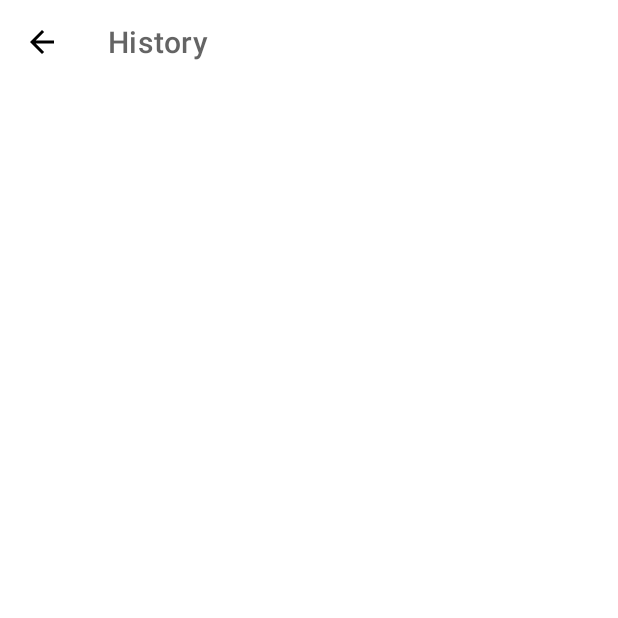
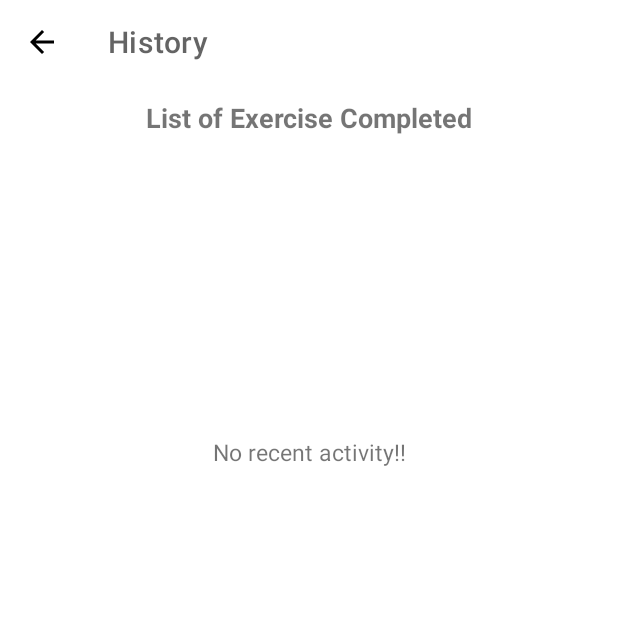
Before and after one commit to Nnamdi600000/Home_workout_app, an Android app: the HistoryActivity screen opened directly, with no data from a screen before it, on a phone screen of 412 x 824 dp, the top half of it. Before the commit the part shown is almost empty. Run offline under Robolectric (Android 15) with nearby library versions, the phone set to English and light mode, and no system bars.

Commit message:
Added and implemented completedExerciseApp, CompletedExerciseDao, completedExerciseDatabase, completedExerciseEntity and the listcompletedExerciseAdapter

```diff
--- a/app/src/main/AndroidManifest.xml
+++ b/app/src/main/AndroidManifest.xml
@@ -10,6 +10,7 @@
     </queries>
 
     <application
+        android:name=".CompletedExerciseApp"
         android:allowBackup="true"
         android:dataExtractionRules="@xml/data_extraction_rules"
         android:fullBackupContent="@xml/backup_rules"
--- a/app/src/main/java/com/codennamdi/homeworkoutapp/BmiActivity.kt
+++ b/app/src/main/java/com/codennamdi/homeworkoutapp/BmiActivity.kt
@@ -123,7 +123,6 @@ class BmiActivity : AppCompatActivity() {
         binding.calculatedResult.text = bmiValue
         binding.textViewBmiComment.text = bmiLabel
         binding.textViewBmiDescription.text = bmiDescription
-
         binding.linearLayout.visibility = View.VISIBLE
     }
 
--- /dev/null
+++ b/app/src/main/java/com/codennamdi/homeworkoutapp/CompletedExerciseApp.kt
@@ -0,0 +1,9 @@
+package com.codennamdi.homeworkoutapp
+
+import android.app.Application
+
+class CompletedExerciseApp: Application() {
+    val db by lazy {
+        CompletedExerciseDatabase.getInstance(this)
+    }
+}
--- a/app/src/main/java/com/codennamdi/homeworkoutapp/ExerciseStatusAdapter.kt
+++ b/app/src/main/java/com/codennamdi/homeworkoutapp/ExerciseStatusAdapter.kt
@@ -16,6 +16,7 @@ class ExerciseStatusAdapter(val items: ArrayList<ExerciseModel>) :
         val textViewItem = binding.textViewItem
     }
 
+    //Returning a view holder
     override fun onCreateViewHolder(parent: ViewGroup, viewType: Int): ViewHolder {
         return ViewHolder(
             ItemExerciseStatusBinding.inflate(
--- a/app/src/main/java/com/codennamdi/homeworkoutapp/HistoryActivity.kt
+++ b/app/src/main/java/com/codennamdi/homeworkoutapp/HistoryActivity.kt
@@ -1,8 +1,12 @@
 package com.codennamdi.homeworkoutapp
 
+import android.os.Bundle
+import android.view.View
 import androidx.appcompat.app.AppCompatActivity
-import android.os.Bundle
+import androidx.lifecycle.lifecycleScope
+import androidx.recyclerview.widget.LinearLayoutManager
 import com.codennamdi.homeworkoutapp.databinding.ActivityHistoryBinding
+import kotlinx.coroutines.launch
 
 class HistoryActivity : AppCompatActivity() {
 
@@ -22,5 +26,26 @@ class HistoryActivity : AppCompatActivity() {
         binding.toolBarHistory.setNavigationOnClickListener {
             onBackPressed()
         }
+
+        val completedExerciseDao = (application as CompletedExerciseApp).db.completedExerciseDao()
+        lifecycleScope.launch {
+            completedExerciseDao.loadAllCompletedExercises().collect {
+                val completedExerciseList = ArrayList(it)
+                setUpAdapter(completedExerciseList)
+            }
+        }
+    }
+
+    private fun setUpAdapter(completedExerciseList: ArrayList<CompletedExerciseEntity>) {
+        if (completedExerciseList.isNotEmpty()) {
+            val listAdapter = ListOfCompletedExerciseAdapter(completedExerciseList)
+            binding.recyclerViewListOfCompletedExercise.visibility = View.VISIBLE
+            binding.recyclerViewListOfCompletedExercise.layoutManager = LinearLayoutManager(this@HistoryActivity)
+            binding.textViewNoRecentActivity.visibility = View.GONE
+            binding.recyclerViewListOfCompletedExercise.adapter = listAdapter
+        } else {
+            binding.recyclerViewListOfCompletedExercise.visibility = View.INVISIBLE
+            binding.textViewNoRecentActivity.visibility = View.VISIBLE
+        }
     }
 }
--- a/app/src/main/res/layout/activity_history.xml
+++ b/app/src/main/res/layout/activity_history.xml
@@ -15,5 +15,42 @@
         app:layout_constraintTop_toTopOf="parent"
         app:titleTextColor="@color/colorPrimary" />
 
+    <TextView
+        android:id="@+id/text_view_list_of_exercise_complete"
+        android:layout_width="wrap_content"
+        android:layout_height="wrap_content"
+        android:layout_margin="10dp"
+        android:text="List of Exercise Completed"
+        android:textSize="18sp"
+        android:textStyle="bold"
+        app:layout_constraintEnd_toEndOf="parent"
+        app:layout_constraintStart_toStartOf="parent"
+        app:layout_constraintTop_toBottomOf="@id/tool_bar_history" />
+
+    <TextView
+        android:id="@+id/text_view_no_recent_activity"
+        android:layout_width="wrap_content"
+        android:layout_height="wrap_content"
+        android:layout_marginTop="200dp"
+        android:text="No recent activity!!"
+        android:textSize="15dp"
+        android:visibility="gone"
+        app:layout_constraintEnd_toEndOf="parent"
+        app:layout_constraintStart_toStartOf="parent"
+        app:layout_constraintTop_toBottomOf="@id/text_view_list_of_exercise_complete"
+        tools:visibility="visible" />
+
+    <ScrollView
+        android:layout_width="match_parent"
+        android:layout_height="566dp"
+        app:layout_constraintTop_toBottomOf="@id/text_view_list_of_exercise_complete">
+
+        <androidx.recyclerview.widget.RecyclerView
+            android:id="@+id/recycler_view_list_of_completed_exercise"
+            android:layout_width="match_parent"
+            android:layout_height="wrap_content"
+            android:visibility="invisible"
+            tools:listitem="@layout/item_completed_exercise_history" />
+    </ScrollView>
 
 </androidx.constraintlayout.widget.ConstraintLayout>
```
Also changed, not shown: app/build.gradle (+10 -0 lines), app/src/main/java/com/codennamdi/homeworkoutapp/CompletedExerciseDao.kt (added, +15 -0 lines), app/src/main/java/com/codennamdi/homeworkoutapp/CompletedExerciseDatabase.kt (added, +33 -0 lines), app/src/main/java/com/codennamdi/homeworkoutapp/CompletedExerciseEntity.kt (added, +13 -0 lines), app/src/main/java/com/codennamdi/homeworkoutapp/ExeciseActivity.kt (+20 -4 lines), app/src/main/java/com/codennamdi/homeworkoutapp/ListOfCompletedExerciseAdapter.kt (added, +57 -0 lines), app/src/main/res/layout/item_completed_exercise_history.xml (added, +47 -0 lines).
